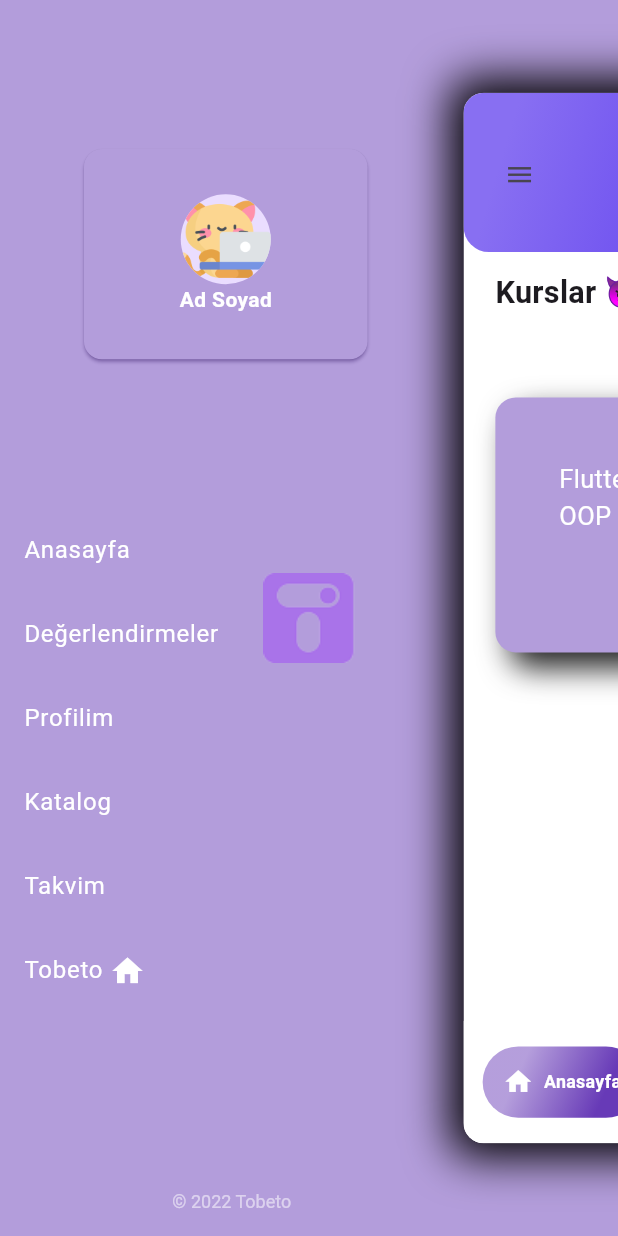
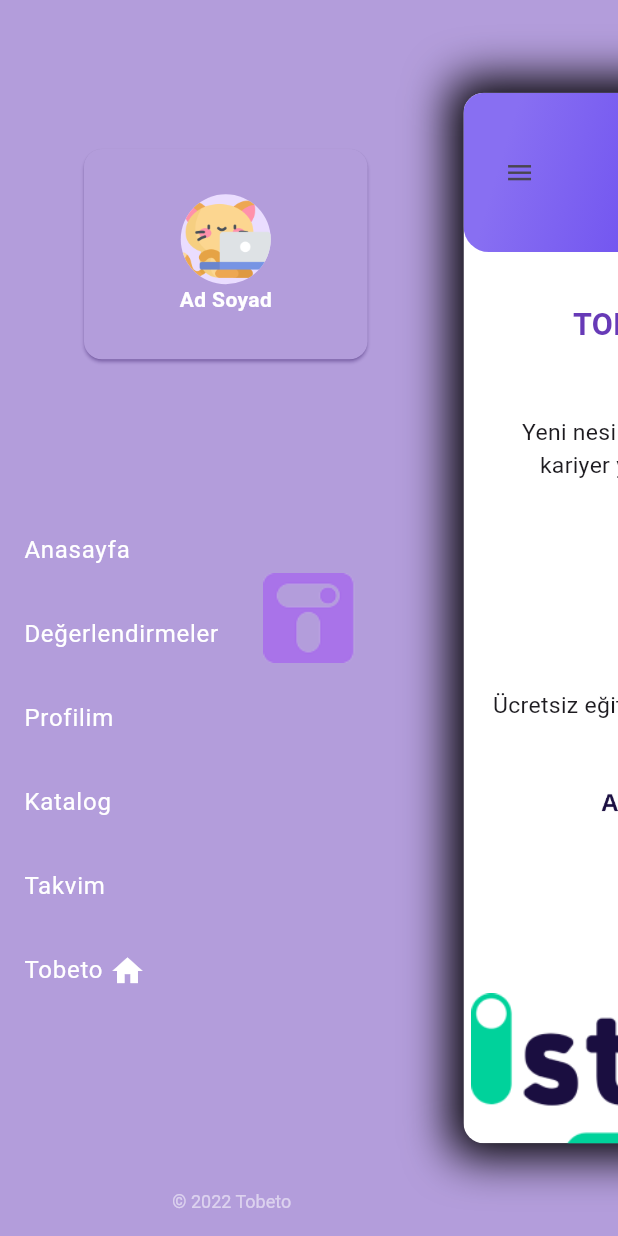
Before and after one commit to balciemirhan/TobetoApp, a Flutter app: the HomePage screen opened by its route, after a tap on the "menu" icon, on a phone screen of 412 x 824 dp. Run offline on Flutter 3.47's test engine with Material 3 defaults, Android fonts, the phone set to English and light mode, and no system bars; drawn by our look-alikes of flutter_advanced_drawer, google_nav_bar; our stand-ins replace google_fonts, lottie, smooth_page_indicator; network calls fail.

Commit message:
HomePage edit

```diff
--- a/tobeto_app/lib/components/my_appbar.dart
+++ b/tobeto_app/lib/components/drawer/my_appbar.dart
@@ -1,8 +1,5 @@
 import 'package:flutter/material.dart';
 import 'package:flutter_advanced_drawer/flutter_advanced_drawer.dart';
-import 'package:flutter_switch/flutter_switch.dart';
-import 'package:tobeto_app/components/my_textForm.dart';
-import 'package:tobeto_app/config/constant/app_const.dart';
 
 class MyAppbar extends StatefulWidget {
   final AdvancedDrawerController drawerController;
@@ -17,7 +14,7 @@
   @override
   Widget build(BuildContext context) {
     return Container(
-      padding: EdgeInsets.only(top: 40, left: 20, right: 20),
+      padding: const EdgeInsets.only(top: 40, left: 20, right: 20, bottom: 40),
       height: 125,
       width: double.infinity,
       decoration: const BoxDecoration(
@@ -35,9 +32,7 @@
                 Color(0xff886ff2),
                 Color(0xff6849ef),
               ])),
-      child: Column(
-        children: [
-          Row(
+      child: Row(
         mainAxisAlignment: MainAxisAlignment.spaceBetween,
         crossAxisAlignment: CrossAxisAlignment.start,
         children: [
@@ -45,19 +40,13 @@
               onPressed: () {
                 widget.drawerController.showDrawer();
               },
-                  icon: Icon(Icons.menu)),
-              const Text(
-                "Hoş geldiniz",
-                style: TextStyle(
-                    color: Colors.white,
-                    fontSize: 22,
-                    fontWeight: FontWeight.bold),
+              icon: const Icon(Icons.menu)),
+          const Image(
+            image: AssetImage("assets/images/tobeto.png"),
           ),
         ],
       ),
       //    MyTextForm(),
-        ],
-      ),
     );
   }
 }
--- a/tobeto_app/lib/components/my_drawer.dart
+++ b/tobeto_app/lib/components/drawer/my_drawer.dart
@@ -1,5 +1,4 @@
 import 'package:flutter/material.dart';
-import 'package:tobeto_app/config/constant/theme/theme_manager.dart';
 
 class MyDrawer extends StatelessWidget {
   const MyDrawer({Key? key}) : super(key: key);
@@ -14,11 +13,11 @@
           child: Column(
             mainAxisSize: MainAxisSize.max,
             children: [
-              Spacer(),
+              const Spacer(),
               ListTile(
                 onTap: () {},
                 title: Card(
-                  margin: EdgeInsets.all(40),
+                  margin: const EdgeInsets.all(40),
                   shadowColor: Colors.deepPurple,
                   color: Colors.deepPurple[200],
                   child: const Padding(
@@ -42,39 +41,39 @@
                   ),
                 ),
               ),
-              Spacer(),
+              const Spacer(),
               ListTile(
                 onTap: () {
                   Navigator.of(context).pushNamed("/home");
                 },
-                title: Text('Anasayfa'),
+                title: const Text('Anasayfa'),
               ),
               ListTile(
                 onTap: () {},
-                title: Text('Değerlendirmeler'),
+                title: const Text('Değerlendirmeler'),
               ),
               ListTile(
                 onTap: () {},
-                title: Text('Profilim'),
+                title: const Text('Profilim'),
               ),
               ListTile(
                 onTap: () {},
-                title: Text('Katalog'),
+                title: const Text('Katalog'),
               ),
               ListTile(
                 onTap: () {},
-                title: Text('Takvim'),
+                title: const Text('Takvim'),
               ),
               ListTile(
                 onTap: () {},
 
-                title: Row(
+                title: const Row(
                   children: [Text('Tobeto '), Icon(Icons.home)],
                 ),
 
                 //enableFeedback: false, // tıklama sesini kapatır
               ),
-              Spacer(flex: 2),
+              const Spacer(flex: 2),
               DefaultTextStyle(
                 style: const TextStyle(
                   fontSize: 12,
@@ -84,7 +83,7 @@
                   margin: const EdgeInsets.symmetric(
                     vertical: 16.0,
                   ),
-                  child: Text('© 2022 Tobeto'),
+                  child: const Text('© 2022 Tobeto'),
                 ),
               ),
             ],
--- a/tobeto_app/lib/pages/home_page.dart
+++ b/tobeto_app/lib/pages/home_page.dart
@@ -1,101 +1,156 @@
 import 'package:flutter/material.dart';
 import 'package:flutter_advanced_drawer/flutter_advanced_drawer.dart';
-import 'package:smooth_page_indicator/smooth_page_indicator.dart';
-import 'package:tobeto_app/components/my_advanced_drawer.dart';
-import 'package:tobeto_app/components/my_appbar.dart';
-import 'package:tobeto_app/components/my_card.dart';
-import 'package:tobeto_app/components/my_drawer.dart';
-import 'package:tobeto_app/components/my_navigationbar.dart';
-import 'package:tobeto_app/config/constant/theme/theme_manager.dart';
+import 'package:tobeto_app/components/drawer/my_advanced_drawer.dart';
+import 'package:tobeto_app/components/drawer/my_appbar.dart';
+import 'package:tobeto_app/components/drawer/my_drawer.dart';
 
 class HomePage extends StatefulWidget {
-  const HomePage({super.key});
+  const HomePage({Key? key}) : super(key: key);
 
   @override
-  State<HomePage> createState() => _HomePageState();
+  _HomePageState createState() => _HomePageState();
 }
 
 class _HomePageState extends State<HomePage> {
-  // pagecontroller
-  final pageController = PageController();
-
   @override
   Widget build(BuildContext context) {
     final drawerController = AdvancedDrawerController();
-    final themeManager = ThemeManager.of(context);
 
     return MyAdvancedDrawer(
       drawer: const MyDrawer(),
       controller: drawerController,
       child: Scaffold(
-          backgroundColor: themeManager.theme.primaryColor,
-
-          body: Center(
+        body: Expanded(
           child: Column(
             children: [
               MyAppbar(drawerController: drawerController),
-
-              // ---------- Kurs Bölümü ----------
+              const SizedBox(
+                height: 40,
+              ),
               const Padding(
-                padding: EdgeInsets.symmetric(horizontal: 25, vertical: 15),
-                child: Row(
-                  mainAxisAlignment: MainAxisAlignment.spaceBetween,
-                  crossAxisAlignment:
-                      CrossAxisAlignment.end, // Tümünü gör hizalaması için
+                padding: EdgeInsets.symmetric(horizontal: 20),
+                child: Column(
+                  children: [
+                    Row(
+                      mainAxisAlignment: MainAxisAlignment.center,
                       children: [
                         Text(
-                      "Kurslar 😈",
+                          "TOBETO",
                           style: TextStyle(
                               fontWeight: FontWeight.bold,
-                        fontSize: 24,
+                              color: Colors.deepPurple,
+                              fontSize: 24),
+                        ),
+                        Text(
+                          "'ya hoş geldin",
+                          style: TextStyle(fontSize: 24),
+                        ),
+                      ],
+                    ),
+                    Text(
+                      "Kullanıcı",
+                      style: TextStyle(fontSize: 24),
+                    ),
+                    SizedBox(
+                      height: 20,
+                    ),
+                    Text(
+                      textAlign: TextAlign.center,
+                      style: TextStyle(
+                        fontSize: 18,
+                      ),
+                      "Yeni nesil öğrenme deneyimi ile Tobeto kariyer yolculuğunda senin yanında!",
+                    ),
+                    SizedBox(
+                      height: 50,
+                    ),
+                    Image(
+                        width: 160,
+                        image: AssetImage("assets/images/istanbul.png")),
+                    SizedBox(
+                      height: 50,
+                    ),
+                    Text(
+                      textAlign: TextAlign.center,
+                      style: TextStyle(
+                        fontSize: 18,
+                      ),
+                      "Ücretsiz eğitimlerle, geleceğin mesleklerinde sen de yerini al.",
+                    ),
+                    SizedBox(
+                      height: 20,
+                    ),
+                    Image(
+                        width: 240, image: AssetImage("assets/images/is.png")),
+                  ],
                 ),
               ),
-                    Text(
-                      "Tümünü gör",
-                      style: TextStyle(
-                        fontWeight: FontWeight.bold,
-                        color: Color.fromARGB(180, 155, 39, 176),
+              // TAB BAR
+              DefaultTabController(
+                length: 4,
+                child: Expanded(
+                  child: Flex(
+                    direction: Axis.vertical,
+                    children: [
+                      const TabBar(
+                        tabs: [
+                          Tab(
+                            text: "Başvurularım",
                           ),
+                          Tab(
+                            text: "Eğitimlerim",
+                          ),
+                          Tab(
+                            text: "Duyuru ve Haberlerim",
+                          ),
+                          Tab(
+                            text: "Anketim",
+                          ),
+                        ],
+                      ),
+                      Expanded(
+                        child: TabBarView(children: [
+                          Container(
+                            child: const Center(
+                              child: Text("1. sayfa"),
+                            ),
+                          ),
+                          Container(
+                            child: const Center(
+                              child: Text("2. sayfa"),
+                            ),
+                          ),
+                          Container(
+                            child: const Center(
+                              child: Text("3. sayfa"),
+                            ),
+                          ),
+                          Container(
+                            child: const Center(
+                              child: Text("4. sayfa"),
+                            ),
+                          )
+                        ]),
                       ),
                     ],
                   ),
                 ),
-
-              // ----- MyCard area -----
-              // ignore: sized_box_for_whitespace
-
-              Container(
-                height: 300,
-                // --> ListView yerine --> PageView
-                child: ListView(
-                  scrollDirection: Axis.horizontal,
-                  controller:
-                      pageController, // denetleyici görebilmek için buraya koyduk.
-                  children: const [
-                    MyCard(),
-                    MyCard(),
-                    MyCard(),
-                    MyCard(),
+              ),
+              const SizedBox(
+                height: 50,
+              ),
+              const Text(
+                "Sınavlarım",
+                style: TextStyle(fontWeight: FontWeight.bold),
+              ),
+              const SizedBox(
+                height: 60,
+              ),
+              const Image(image: AssetImage("assets/images/istanbul.png"))
             ],
           ),
         ),
-              SmoothPageIndicator(
-                controller: pageController,
-                count: 4,
-                effect: const ExpandingDotsEffect(
-                    activeDotColor: Color.fromARGB(91, 158, 158, 158),
-                    dotColor: Colors.grey,
-                    dotHeight: 15,
-                    dotWidth: 15),
       ),
-            ],
-          )),
-
-          // ------ Button area ------
-
-          // tabs sekmeler --> alt gezinme çubuğundaki ögeler
-          // Gnav -- > buton stilleri
-          bottomNavigationBar: const MyNavigationBar(),
-        ));
+    );
   }
 }
--- a/tobeto_app/lib/pages/intro_screens/intro_page1.dart
+++ b/tobeto_app/lib/pages/intro_screens/intro_page1.dart
@@ -3,6 +3,8 @@
 import 'package:tobeto_app/config/constant/theme/theme_manager.dart';
 
 class IntroPage1 extends StatelessWidget {
+  const IntroPage1({super.key});
+
   @override
   Widget build(BuildContext context) {
     return Container(
--- a/tobeto_app/pubspec.yaml
+++ b/tobeto_app/pubspec.yaml
@@ -72,6 +72,9 @@
     - assets/images/tobeto-logo-white.png
     - assets/images/tobeto-logo.png
     - assets/images/kitty.png
+    - assets/images/tobeto.png
+    - assets/images/istanbul.png
+    - assets/images/is.png
 
   # An image asset can refer to one or more resolution-specific "variants", see
   # https://flutter.dev/assets-and-images/#resolution-aware
```
Also changed, not shown: tobeto_app/lib/pages/intro_screens/intro_page2.dart (+6 -46 lines), tobeto_app/lib/pages/intro_screens/intro_page3.dart (deleted, +0 -13 lines), tobeto_app/lib/pages/onboarding_screen.dart (+10 -12 lines), tobeto_app/assets/images/is.png (added), tobeto_app/assets/images/istanbul.png (added), tobeto_app/assets/images/tobeto.png (added), tobeto_app/lib/components/drawer/my_advanced_drawer.dart (renamed from tobeto_app/lib/components/my_advanced_drawer.dart). Lines whose indentation alone changed are shown as unchanged.
